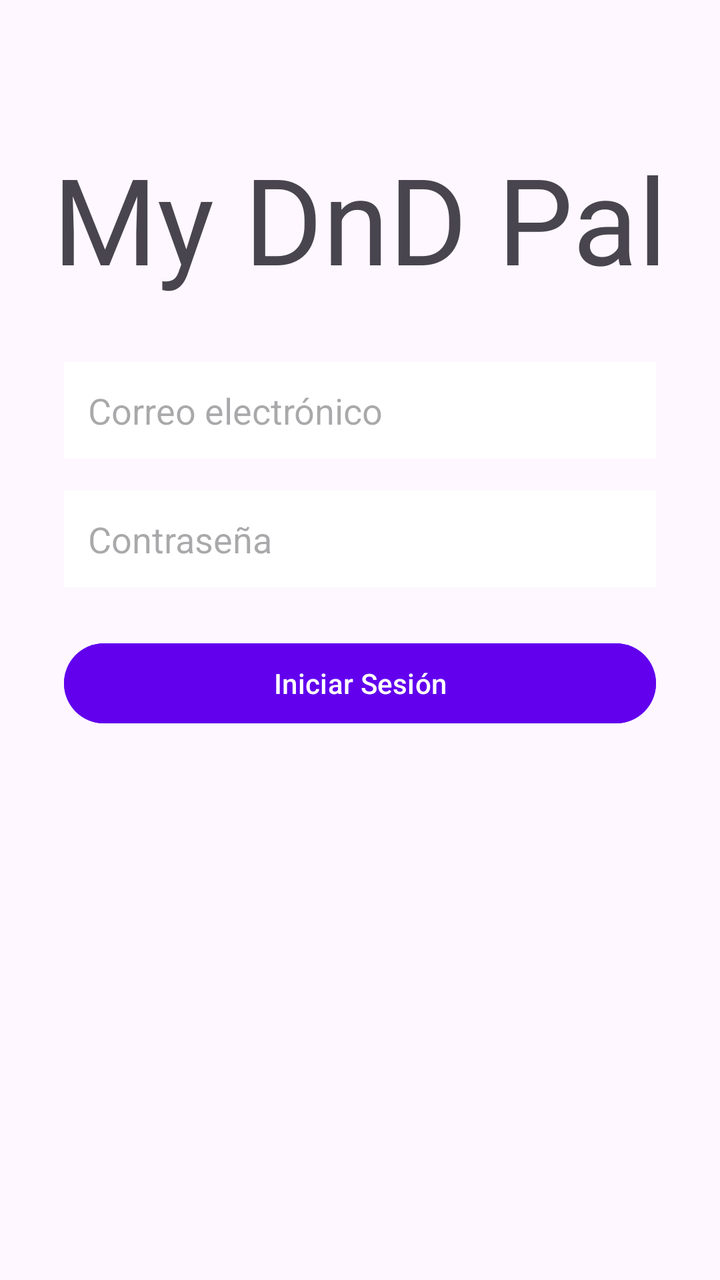
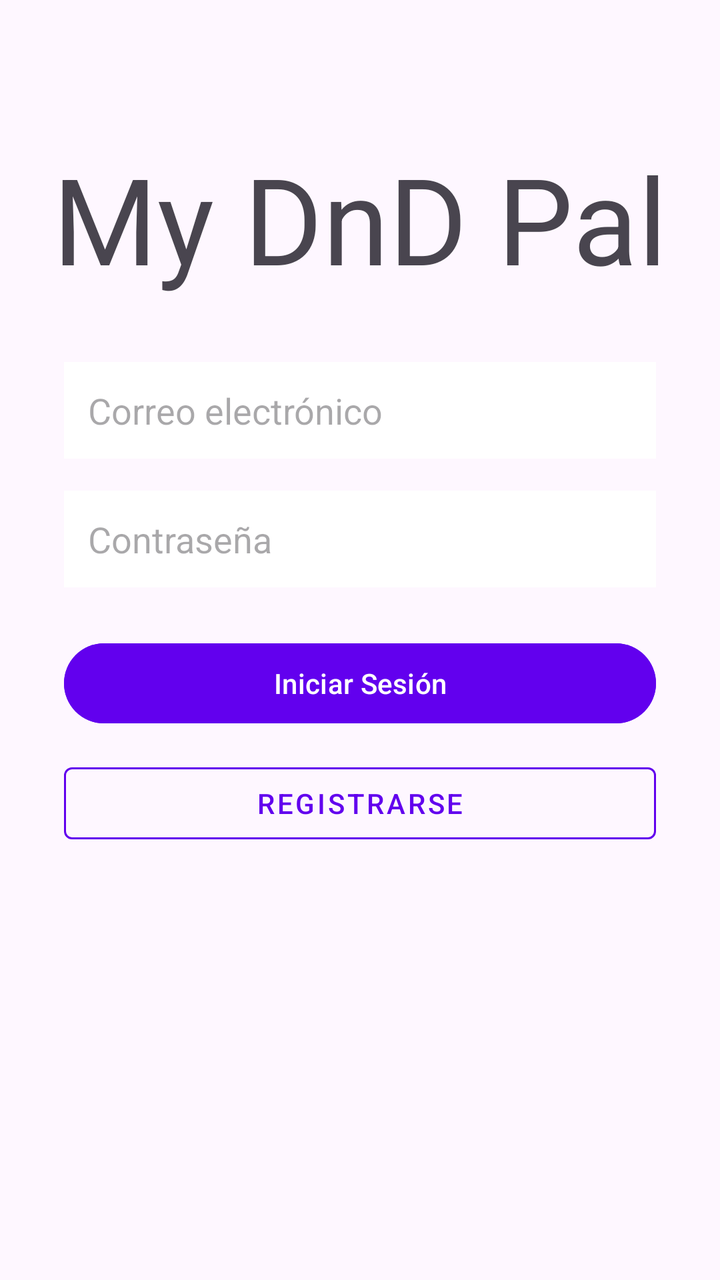

The first picture is an Android layout as it rendered before a commit; the second is the same layout after the commit. The layout source and the unified diff follow.
<!-- AndroidManifest.xml: application theme Theme.Rolin -->
<!-- res/layout/activity_login.xml -->
<?xml version="1.0" encoding="utf-8"?>
<androidx.constraintlayout.widget.ConstraintLayout xmlns:android="http://schemas.android.com/apk/res/android"
    xmlns:app="http://schemas.android.com/apk/res-auto"
    xmlns:tools="http://schemas.android.com/tools"
    android:id="@+id/main"
    android:layout_width="match_parent"
    android:layout_height="match_parent"
    tools:context=".LoginAc">

    <TextView
        android:id="@+id/tvTitle"
        android:layout_width="wrap_content"
        android:layout_height="wrap_content"
        android:textSize="60sp"
        android:text="My DnD Pal"
        app:layout_constraintBottom_toBottomOf="parent"
        app:layout_constraintEnd_toEndOf="parent"
        app:layout_constraintStart_toStartOf="parent"
        app:layout_constraintTop_toTopOf="parent"
        app:layout_constraintVertical_bias="0.123"
        tools:ignore="HardcodedText" />

    <EditText
        android:id="@+id/etEmail"
        android:layout_width="0dp"
        android:layout_height="wrap_content"
        android:layout_marginStart="32dp"
        android:layout_marginEnd="32dp"
        android:layout_marginTop="32dp"
        android:background="#FFFFFF"
        android:hint="Correo electrónico"
        android:inputType="textEmailAddress"
        android:padding="12dp"
        app:layout_constraintTop_toBottomOf="@id/tvTitle"
        app:layout_constraintStart_toStartOf="parent"
        app:layout_constraintEnd_toEndOf="parent"
        tools:ignore="HardcodedText" />

    <EditText
        android:id="@+id/etPassword"
        android:layout_width="0dp"
        android:layout_height="wrap_content"
        android:layout_marginStart="32dp"
        android:layout_marginEnd="32dp"
        android:layout_marginTop="16dp"
        android:background="#FFFFFF"
        android:hint="Contraseña"
        android:inputType="textPassword"
        android:padding="12dp"
        app:layout_constraintTop_toBottomOf="@id/etEmail"
        app:layout_constraintStart_toStartOf="parent"
        app:layout_constraintEnd_toEndOf="parent"
        tools:ignore="HardcodedText" />

    <Button
        android:id="@+id/btnLogin"
        android:layout_width="0dp"
        android:layout_height="wrap_content"
        android:layout_marginStart="32dp"
        android:layout_marginEnd="32dp"
        android:layout_marginTop="24dp"
        android:backgroundTint="#6200EE"
        android:text="Iniciar Sesión"
        android:textColor="#FFFFFF"
        app:layout_constraintTop_toBottomOf="@id/etPassword"
        app:layout_constraintStart_toStartOf="parent"
        app:layout_constraintEnd_toEndOf="parent"
        tools:ignore="HardcodedText" />

</androidx.constraintlayout.widget.ConstraintLayout>
<!-- resources referenced by this layout -->
<resources>
  <style name="Theme.Rolin" parent="Base.Theme.Rolin" />
  <style name="Base.Theme.Rolin" parent="Theme.Material3.DayNight.NoActionBar">
          
          
      </style>
</resources>

<!-- the commit's change to res/layout/activity_login.xml (unified diff, before → after) -->
@@ -67,4 +67,20 @@
         app:layout_constraintEnd_toEndOf="parent"
         tools:ignore="HardcodedText" />
 
+    <Button
+        android:id="@+id/btnRegister"
+        style="@style/Widget.MaterialComponents.Button.OutlinedButton"
+        android:layout_width="0dp"
+        android:layout_height="wrap_content"
+        android:layout_marginStart="32dp"
+        android:layout_marginEnd="32dp"
+        android:layout_marginTop="12dp"
+        android:text="Registrarse"
+        android:textColor="#6200EE"
+        app:strokeColor="#6200EE"
+        app:layout_constraintTop_toBottomOf="@id/btnLogin"
+        app:layout_constraintStart_toStartOf="parent"
+        app:layout_constraintEnd_toEndOf="parent"
+        tools:ignore="HardcodedText" />
+
 </androidx.constraintlayout.widget.ConstraintLayout>
